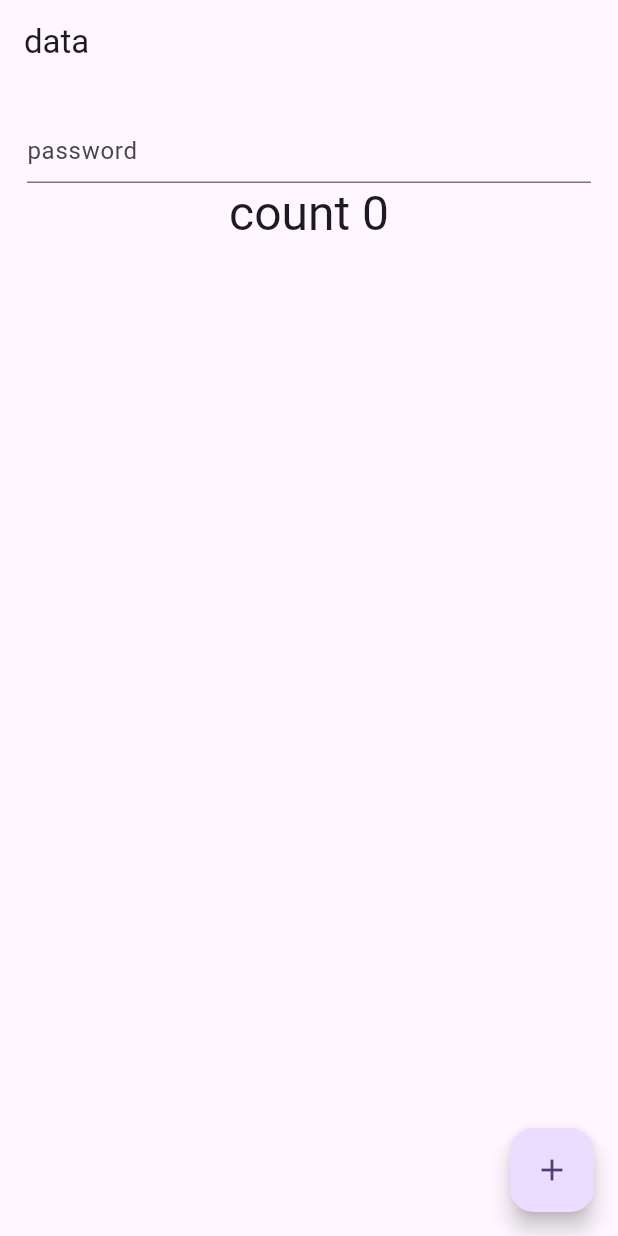
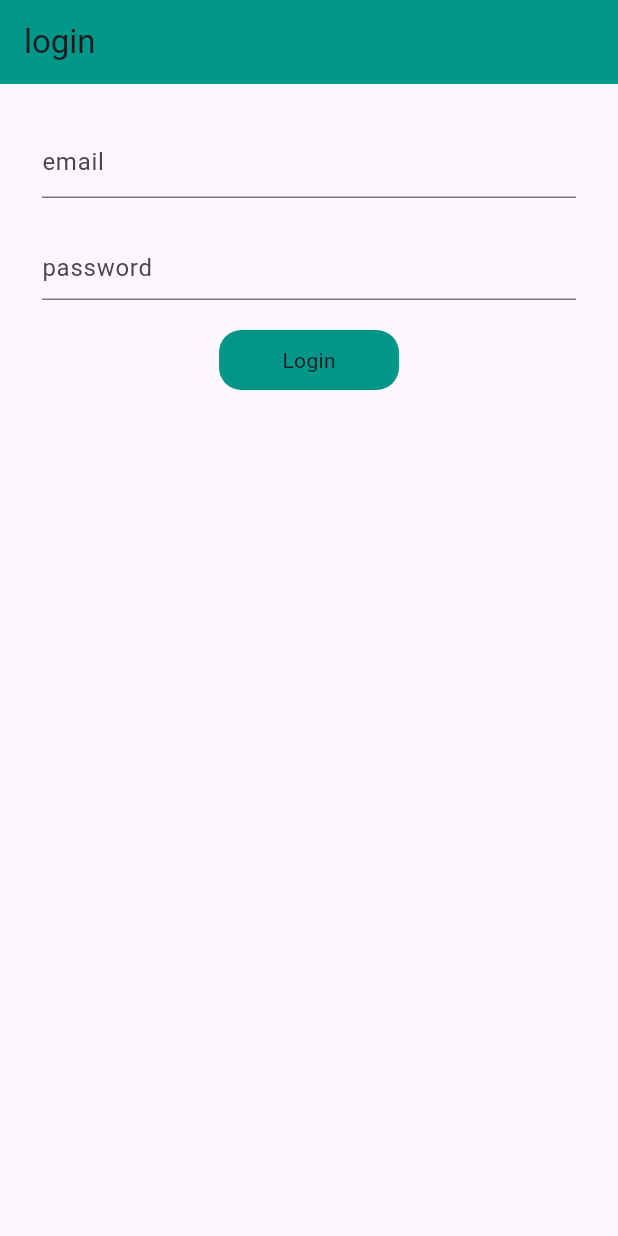
Before and after one commit to Sachinpandit2809/provider_tutorial, a Flutter app: the screen it shows after launch, on a phone screen of 412 x 824 dp. Run offline on Flutter 3.47's test engine with Material 3 defaults, Android fonts, the phone set to English and light mode, and no system bars; missing offline and left inert: dart:ffi.

Commit message:
created login scree using provider

```diff
--- a/lib/main.dart
+++ b/lib/main.dart
@@ -4,6 +4,8 @@ import 'package:provider_tutorial/provider/count_provider.dart';
 import 'package:provider_tutorial/provider/example_provider.dart';
 import 'package:provider_tutorial/provider/favourite_provider.dart';
 import 'package:provider_tutorial/provider/theme_changerProvider.dart';
+import 'package:provider_tutorial/screens/auth/auth_provider.dart';
+import 'package:provider_tutorial/screens/auth/login_screen.dart';
 import 'package:provider_tutorial/screens/count_provider_screen.dart';
 import 'package:provider_tutorial/screens/example_one_screen.dart';
 import 'package:provider_tutorial/screens/favourite/favourite_screen.dart';
@@ -29,7 +31,8 @@ class MyApp extends StatelessWidget {
           ),
           ChangeNotifierProvider(create: (_) => ExampleOneProvider()),
           ChangeNotifierProvider(create: (_) => FavouriteProvider()),
-          ChangeNotifierProvider(create: (_) => ThemeChangerprovider())
+          ChangeNotifierProvider(create: (_) => ThemeChangerprovider()),
+          ChangeNotifierProvider(create: (_) => AuthProvider())
         ],
         child: Builder(builder: (BuildContext context) {
           final themeChanger = Provider.of<ThemeChangerprovider>(context);
@@ -46,7 +49,7 @@ class MyApp extends StatelessWidget {
             darkTheme: ThemeData(
                 brightness: Brightness.dark,
                 appBarTheme: AppBarTheme(color: Colors.pink)),
-            home: MyNotifierScreen(),
+            home: LoginScreen(),
           );
         }));
   }
--- /dev/null
+++ b/lib/screens/auth/auth_provider.dart
@@ -0,0 +1,46 @@
+import "dart:async";
+
+import "package:flutter/foundation.dart";
+import "package:http/http.dart" as http;
+import "package:http/http.dart";
+
+class AuthProvider with ChangeNotifier {
+  bool _loading = false;
+  bool _togle = true;
+  bool get loading => _loading;
+  bool get togle => _togle;
+  void setLoading(bool load) {
+    _loading = load;
+    notifyListeners();
+  }
+
+  void visibity(bool togle) {
+    _togle = !togle;
+    notifyListeners();
+  }
+
+  Future<bool> getLogin(String email, String password) async {
+    bool res = false;
+    setLoading(true);
+    try {
+      Response response = await http.post(
+          Uri.parse("https://reqres.in/api/login"),
+          body: {"email": email, "password": password});
+      if (response.statusCode == 200) {
+        setLoading(false);
+
+        print("succesfull ");
+        res = true;
+      } else {
+        setLoading(false);
+
+        print("failed");
+      }
+    } catch (e) {
+      setLoading(false);
+
+      print(e.toString());
+    }
+    return res;
+  }
+}
--- /dev/null
+++ b/lib/screens/auth/login_screen.dart
@@ -0,0 +1,89 @@
+import "package:flutter/material.dart";
+import "package:flutter/widgets.dart";
+import "package:provider/provider.dart";
+import "package:provider_tutorial/screens/auth/auth_provider.dart";
+
+class LoginScreen extends StatefulWidget {
+  const LoginScreen({super.key});
+
+  @override
+  State<LoginScreen> createState() => _LoginScreenState();
+}
+
+class _LoginScreenState extends State<LoginScreen> {
+  TextEditingController emailController = TextEditingController();
+  TextEditingController passwordController = TextEditingController();
+
+  @override
+  Widget build(BuildContext context) {
+    final auth = Provider.of<AuthProvider>(context);
+    ValueNotifier<bool> passwordTogle = ValueNotifier<bool>(false);
+    return Scaffold(
+      appBar: AppBar(
+        title: Text("login"),
+        backgroundColor: Colors.teal,
+      ),
+      body: Padding(
+        padding: const EdgeInsets.all(28.0),
+        child: Column(
+          children: [
+            TextFormField(
+              controller: emailController,
+              decoration: InputDecoration(
+                hintText: "email",
+              ),
+            ),
+            SizedBox(
+              height: 20,
+            ),
+            ValueListenableBuilder(
+              valueListenable: passwordTogle,
+              builder: (context, value, child) {
+                return TextFormField(
+                  controller: passwordController,
+                  obscureText: auth.togle,
+                  decoration: InputDecoration(
+                      hintText: "password",
+                      suffix: InkWell(
+                        onTap: () {
+                          auth.visibity(auth.togle);
+                          print(auth.togle);
+                        },
+                        child: Icon(auth.togle
+                            ? Icons.visibility
+                            : Icons.visibility_off),
+                      )),
+                );
+              },
+            ),
+            SizedBox(
+              height: 20,
+            ),
+            InkWell(
+              // we can use a simple  auth.getLogin(emailController.text.toString(),
+              //       passwordController.text.toString());
+              // folloewing functionality done by me
+              onTap: () async {
+                bool res = await auth.getLogin(emailController.text.toString(),
+                    passwordController.text.toString());
+                print(" final response " + res.toString());
+              },
+              child: Container(
+                  height: 40,
+                  width: 120,
+                  decoration: BoxDecoration(
+                      color: Colors.teal,
+                      borderRadius: BorderRadius.circular(15)),
+                  child: Center(
+                      child: (auth.loading)
+                          ? const CircularProgressIndicator(
+                              backgroundColor: Colors.white,
+                            )
+                          : Text("Login"))),
+            )
+          ],
+        ),
+      ),
+    );
+  }
+}
```
Also changed, not shown: pubspec.yaml (+1 -6 lines), pubspec.lock.
